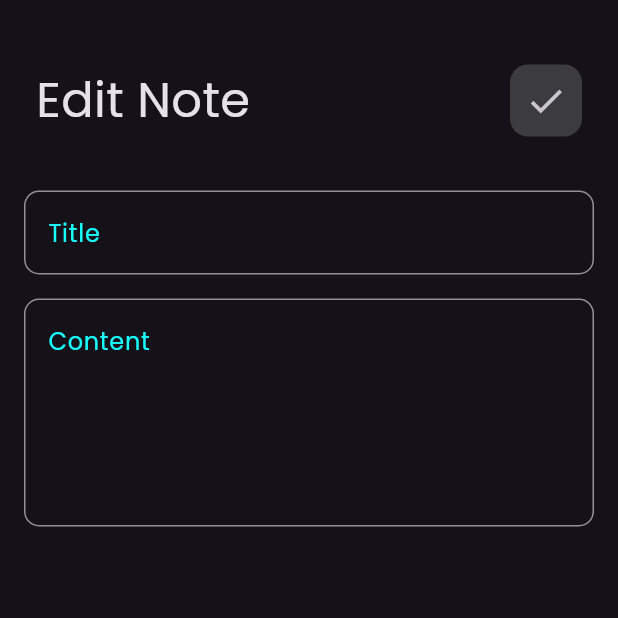
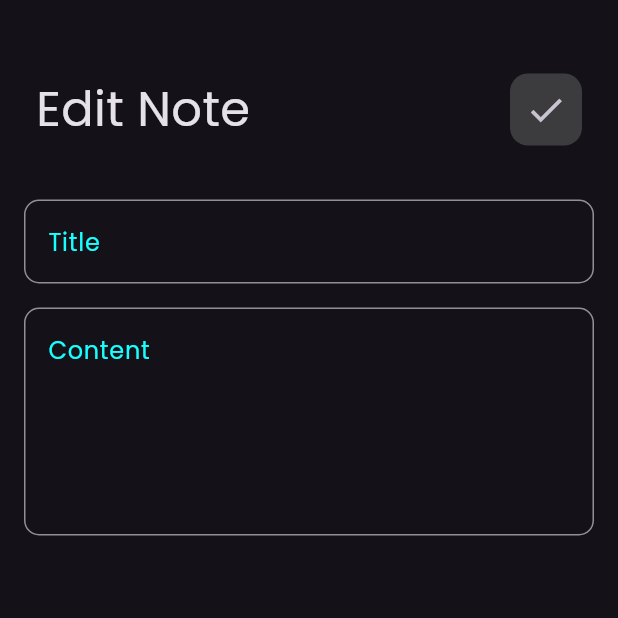
Before and after one commit to mohamed-oraby10/notes_app, a Flutter app: the EditNotesView screen opened by its route, on a phone screen of 412 x 824 dp, the top half of it. Run offline on Flutter 3.47's test engine with Material 3 defaults, Android fonts, the phone set to English and light mode, and no system bars.

```diff
--- a/lib/views/edit_notes_view.dart
+++ b/lib/views/edit_notes_view.dart
@@ -10,9 +10,10 @@ class EditNotesView extends StatelessWidget {
   Widget build(BuildContext context) {
     return Scaffold(
       body: Padding(
-        padding: const EdgeInsets.symmetric(vertical: 35,horizontal: 16),
+        padding: const EdgeInsets.symmetric(vertical: 16,horizontal: 16),
         child: Column(
           children: [
+            SizedBox(height: 25,),
             CustomAppBar(text: "Edit Note", barIcon: Icons.check),
             SizedBox(height: 20,),
             AddTextField(hint: "Title"),
```
Also changed, not shown: lib/models/note_model.dart (added, +13 -0 lines).
